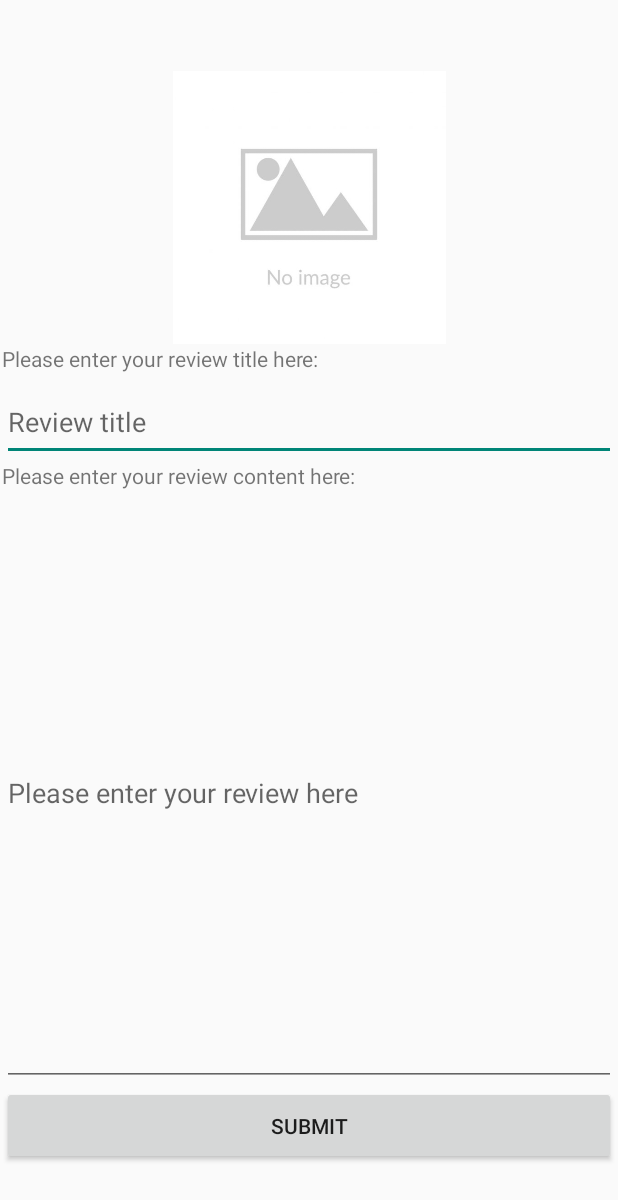
After one commit to dengyixinliliow/CS501FinalProject, an Android app: the ReviewActivity screen opened directly, with no data from a screen before it, on a phone screen of 412 x 824 dp. The commit adds this screen. Shown: the top 1200 px of the screen. Run offline under Robolectric (Android 15) with nearby library versions, the light colour scheme and no system bars; our stand-ins replace Firebase (no records; nobody signed in at launch, a user with empty details on screens opened directly); pictures from the network do not load; 1 statement that could not run was skipped.

Commit message:
add submit review function

```diff
--- a/CS501/app/src/main/java/com/example/finalproject/ProfileActivity.java
+++ b/CS501/app/src/main/java/com/example/finalproject/ProfileActivity.java
@@ -92,7 +92,7 @@ public class ProfileActivity extends AppCompatActivity implements NavigationFrag
                     Intent intent = new Intent(getBaseContext(), ManageProductsActivity.class);
                     startActivity(intent);
                 } else if (Option.equals(options[3])) {     // Manage Orders
-                    Intent intent = new Intent(getBaseContext(), CartActivity.class);
+                    Intent intent = new Intent(getBaseContext(), OrdersActivity.class);
                     startActivity(intent);
                 } else if (Option.equals(options[4])) {     // Manage Messages
                     Intent intent = new Intent(getBaseContext(), InboxActivity.class);
--- /dev/null
+++ b/CS501/app/src/main/java/com/example/finalproject/ReviewActivity.java
@@ -0,0 +1,138 @@
+package com.example.finalproject;
+
+import androidx.annotation.NonNull;
+import androidx.appcompat.app.AppCompatActivity;
+
+import android.content.Intent;
+import android.os.Bundle;
+import android.text.Editable;
+import android.text.TextWatcher;
+import android.util.Log;
+import android.view.View;
+import android.widget.Button;
+import android.widget.EditText;
+import android.widget.ImageView;
+import android.widget.TextView;
+import android.widget.Toast;
+
+import com.bumptech.glide.Glide;
+import com.google.android.gms.tasks.OnCompleteListener;
+import com.google.android.gms.tasks.OnSuccessListener;
+import com.google.android.gms.tasks.Task;
+import com.google.firebase.auth.FirebaseAuth;
+import com.google.firebase.auth.FirebaseUser;
+import com.google.firebase.firestore.CollectionReference;
+import com.google.firebase.firestore.DocumentReference;
+import com.google.firebase.firestore.FirebaseFirestore;
+import com.google.firebase.firestore.Query;
+import com.google.firebase.firestore.QueryDocumentSnapshot;
+import com.google.firebase.firestore.QuerySnapshot;
+
+import java.util.HashMap;
+import java.util.Map;
+
+public class ReviewActivity extends AppCompatActivity {
+    //user_id, review_title,review_body,product_id
+    private static String myflag="ReviewActivity";
+    private String product_id;
+    private String user_id;
+    private EditText review_title;
+    private EditText review_body;
+    private Button submit;
+    private ImageView img;
+    private String title_string;
+    private String body_string;
+
+    @Override
+    protected void onCreate(Bundle savedInstanceState) {
+        super.onCreate(savedInstanceState);
+        setContentView(R.layout.activity_review);
+        FirebaseFirestore db = FirebaseFirestore.getInstance();
+        Intent intent=getIntent();
+        Bundle extras=intent.getExtras();
+        product_id=extras.getString("product_id");
+        FirebaseAuth mAuth = FirebaseAuth.getInstance();
+        FirebaseUser auth_user = mAuth.getCurrentUser();
+        user_id=auth_user.getUid();
+
+        CollectionReference productdb = db.collection("products");
+
+        review_title=(EditText) findViewById(R.id.review_title);
+        review_body=(EditText) findViewById(R.id.review_body);
+        submit=(Button)findViewById(R.id.review_submit);
+        review_title.addTextChangedListener(new TextWatcher() {
+            @Override
+            public void beforeTextChanged(CharSequence charSequence, int i, int i1, int i2) {
+
+            }
+
+            @Override
+            public void onTextChanged(CharSequence charSequence, int i, int i1, int i2) {
+                title_string=review_title.getText().toString();
+            }
+
+            @Override
+            public void afterTextChanged(Editable editable) {
+
+            }
+        });
+        review_body.addTextChangedListener(new TextWatcher() {
+            @Override
+            public void beforeTextChanged(CharSequence charSequence, int i, int i1, int i2) {
+
+            }
+
+            @Override
+            public void onTextChanged(CharSequence charSequence, int i, int i1, int i2) {
+                body_string=review_body.getText().toString();
+            }
+
+            @Override
+            public void afterTextChanged(Editable editable) {
+
+            }
+        });
+        //render product detail
+        Query query=productdb.whereEqualTo("product_id",product_id);
+        query.get().addOnCompleteListener(new OnCompleteListener<QuerySnapshot>() {
+            @Override
+            public void onComplete(@NonNull Task<QuerySnapshot> task) {
+                if(task.isSuccessful()) {
+                    for (QueryDocumentSnapshot document : task.getResult()) {
+                        Map<String, Object> dataMap = document.getData();
+                        String img_url=String.valueOf(dataMap.get("product_img_url"));
+                        Log.i(myflag,img_url);
+                        img=(ImageView) findViewById(R.id.review_Img);
+                        Glide.with(ReviewActivity.this).load(img_url).into(img);
+                    }
+                }
+            }
+        });
+
+        submit.setOnClickListener(new View.OnClickListener() {
+            @Override
+            public void onClick(View view) {
+                submit_review(user_id,product_id,title_string,body_string);
+                Intent intent=new Intent(getBaseContext(),OrdersActivity.class);
+                startActivity(intent);
+            }
+        });
+
+    }
+
+    private static void submit_review(String user_id,String product_id,String title,String body){
+        FirebaseFirestore db = FirebaseFirestore.getInstance();
+        CollectionReference reviewdb = db.collection("reviews");
+        Map<String, Object> review = new HashMap<>();
+        review.put("user_id",user_id);
+        review.put("product_id",product_id);
+        review.put("review_title",title);
+        review.put("review_body",body);
+        reviewdb.add(review).addOnSuccessListener(new OnSuccessListener<DocumentReference>() {
+            @Override
+            public void onSuccess(DocumentReference documentReference) {
+                Log.i(myflag,"review has been added");
+            }
+        });
+    }
+}
--- /dev/null
+++ b/CS501/app/src/main/res/layout/activity_review.xml
@@ -0,0 +1,70 @@
+<?xml version="1.0" encoding="utf-8"?>
+<androidx.constraintlayout.widget.ConstraintLayout xmlns:android="http://schemas.android.com/apk/res/android"
+    xmlns:app="http://schemas.android.com/apk/res-auto"
+    xmlns:tools="http://schemas.android.com/tools"
+    android:layout_width="match_parent"
+    android:layout_height="match_parent"
+    tools:context=".ReviewActivity">
+
+    <LinearLayout
+        android:layout_width="409dp"
+        android:layout_height="729dp"
+        android:orientation="vertical"
+        app:layout_constraintBottom_toBottomOf="parent"
+        app:layout_constraintEnd_toEndOf="parent"
+        app:layout_constraintStart_toStartOf="parent"
+        app:layout_constraintTop_toTopOf="parent">
+
+        <ImageView
+            android:id="@+id/review_Img"
+            android:layout_width="wrap_content"
+            android:layout_height="0dp"
+            android:layout_weight="1"
+            app:srcCompat="@drawable/no_image" />
+
+
+        <LinearLayout
+            android:layout_width="match_parent"
+            android:layout_height="0dp"
+            android:layout_weight="3"
+            android:orientation="vertical">
+
+            <TextView
+                android:id="@+id/review_tvtitle"
+                android:layout_width="match_parent"
+                android:layout_height="0dp"
+                android:layout_weight="1"
+                android:text="Please enter your review title here:" />
+
+            <EditText
+                android:id="@+id/review_title"
+                android:layout_width="match_parent"
+                android:layout_height="0dp"
+                android:layout_weight="2"
+                android:hint="Review title" />
+
+            <TextView
+                android:id="@+id/review_tvbody"
+                android:layout_width="match_parent"
+                android:layout_height="0dp"
+                android:layout_weight="1"
+                android:text="Please enter your review content here:" />
+
+            <EditText
+                android:id="@+id/review_body"
+                android:layout_width="match_parent"
+                android:layout_height="0dp"
+                android:layout_weight="15"
+                android:ems="10"
+                android:hint="Please enter your review here"
+                android:inputType="textPersonName" />
+
+            <Button
+                android:id="@+id/review_submit"
+                android:layout_width="match_parent"
+                android:layout_height="0dp"
+                android:layout_weight="2"
+                android:text="Submit" />
+        </LinearLayout>
+    </LinearLayout>
+</androidx.constraintlayout.widget.ConstraintLayout>
```
Also changed, not shown: CS501/app/src/main/AndroidManifest.xml (+9 -4 lines), CS501/app/src/main/java/com/example/finalproject/CartActivity.java (+12 -40 lines), CS501/app/src/main/java/com/example/finalproject/OrdersActivity.java (added, +78 -0 lines), CS501/app/src/main/res/layout/activity_orders.xml (added, +60 -0 lines).
